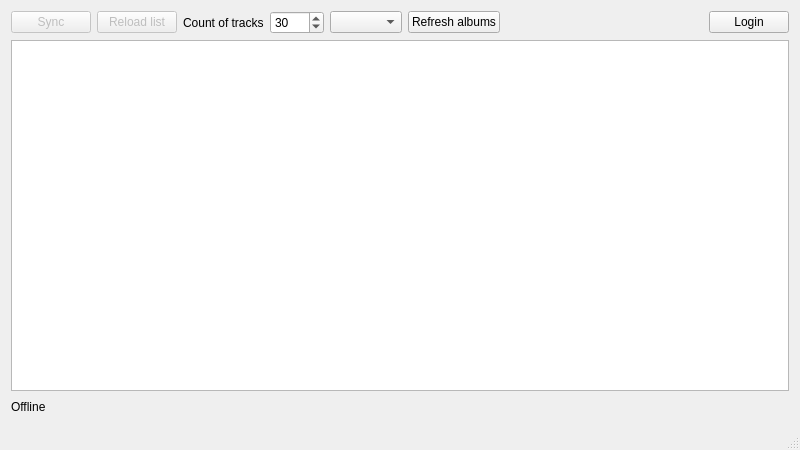
Above: src/mainwindow.ui from LeoSko/VKMusicSync before the change. Below: the same form after it.
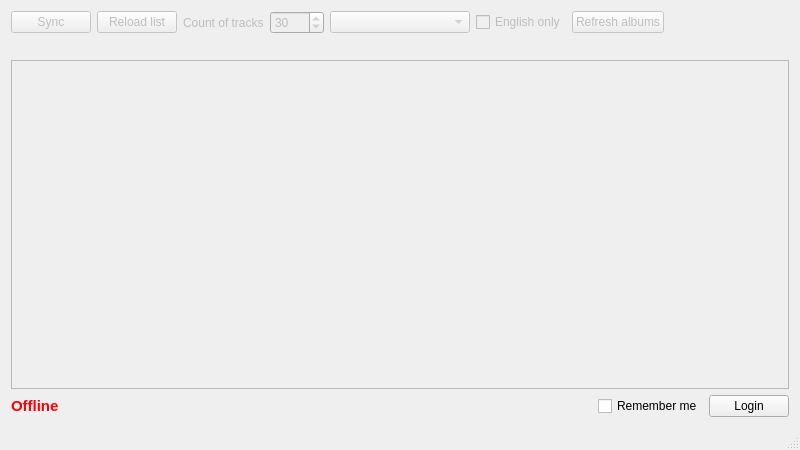
That is the form after the change. Icons and pictures are not drawn.

The edit to the form file:
```diff
--- a/src/mainwindow.ui
+++ b/src/mainwindow.ui
@@ -39,6 +39,9 @@
       </item>
       <item>
        <widget class="QLabel" name="countOfTrackslbl">
+        <property name="enabled">
+         <bool>false</bool>
+        </property>
         <property name="text">
          <string>Count of tracks</string>
         </property>
@@ -46,6 +49,9 @@
       </item>
       <item>
        <widget class="QSpinBox" name="countOfTracksSpinBox">
+        <property name="enabled">
+         <bool>false</bool>
+        </property>
         <property name="toolTip">
          <string>&lt;html&gt;&lt;head/&gt;&lt;body&gt;&lt;p&gt;The amount of tracks to be synced can be from 1 to 6000. If you set too large number, all possible tracks will be synced.&lt;/p&gt;&lt;/body&gt;&lt;/html&gt;</string>
         </property>
@@ -61,10 +67,33 @@
        </widget>
       </item>
       <item>
-       <widget class="QComboBox" name="albumsComboBox"/>
+       <widget class="QComboBox" name="albumsComboBox">
+        <property name="enabled">
+         <bool>false</bool>
+        </property>
+        <property name="minimumSize">
+         <size>
+          <width>140</width>
+          <height>0</height>
+         </size>
+        </property>
+       </widget>
+      </item>
+      <item>
+       <widget class="QCheckBox" name="englishOnlyCheckBox">
+        <property name="enabled">
+         <bool>false</bool>
+        </property>
+        <property name="text">
+         <string>English only</string>
+        </property>
+       </widget>
       </item>
       <item>
        <widget class="QPushButton" name="refreshAlbumsButton">
+        <property name="enabled">
+         <bool>false</bool>
+        </property>
         <property name="text">
          <string>Refresh albums</string>
         </property>
@@ -88,17 +117,26 @@
         </property>
        </spacer>
       </item>
-      <item>
-       <widget class="QPushButton" name="loginButton">
-        <property name="text">
-         <string>Login</string>
-        </property>
-       </widget>
-      </item>
      </layout>
     </item>
+    <item>
+     <spacer name="horizontalSpacer_3">
+      <property name="orientation">
+       <enum>Qt::Horizontal</enum>
+      </property>
+      <property name="sizeHint" stdset="0">
+       <size>
+        <width>40</width>
+        <height>20</height>
+       </size>
+      </property>
+     </spacer>
+    </item>
     <item>
      <widget class="QListWidget" name="audioList">
+      <property name="enabled">
+       <bool>false</bool>
+      </property>
       <property name="font">
        <font>
         <pointsize>11</pointsize>
@@ -114,7 +152,7 @@
       <item>
        <widget class="QLabel" name="onlineStateLbl">
         <property name="text">
-         <string>Offline</string>
+         <string>&lt;html&gt;&lt;head/&gt;&lt;body&gt;&lt;p&gt;&lt;span style=&quot; font-size:11pt; font-weight:600; color:#ff0004;&quot;&gt;Offline&lt;/span&gt;&lt;/p&gt;&lt;/body&gt;&lt;/html&gt;</string>
         </property>
        </widget>
       </item>
@@ -131,6 +169,20 @@
         </property>
        </spacer>
       </item>
+      <item>
+       <widget class="QCheckBox" name="rememberMeCheckBox">
+        <property name="text">
+         <string>Remember me</string>
+        </property>
+       </widget>
+      </item>
+      <item>
+       <widget class="QPushButton" name="loginButton">
+        <property name="text">
+         <string>Login</string>
+        </property>
+       </widget>
+      </item>
      </layout>
     </item>
    </layout>
```
